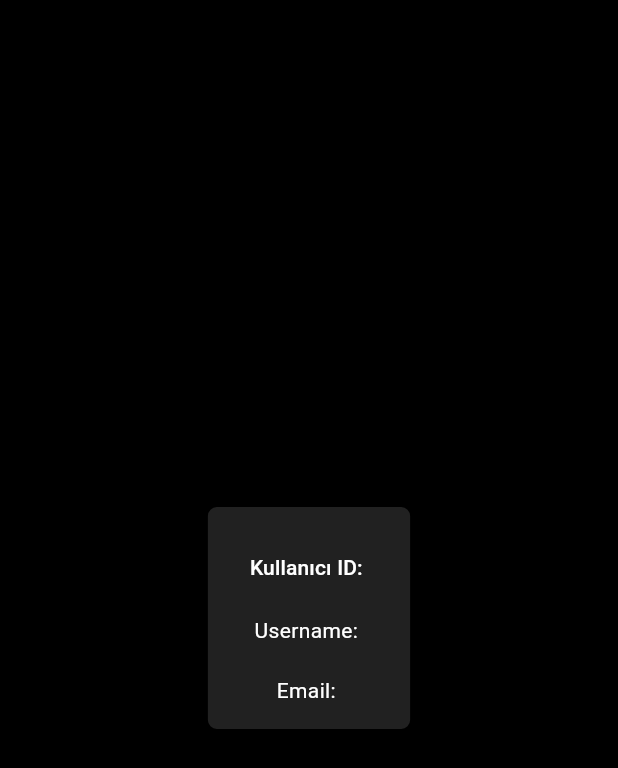
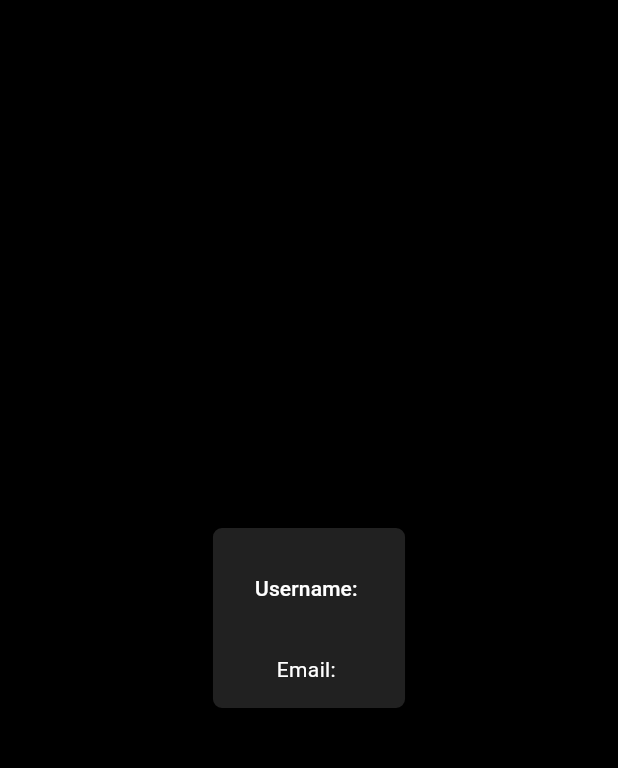
Before and after one commit to hasanke20/spor_takip_uygulamasi, a Flutter app: the ProfilScreen screen opened directly, on a phone screen of 412 x 824 dp. Shown: the top 768 px of the screen. Run offline on Flutter 3.47's test engine with Material 3 defaults, Android fonts, the phone set to English and light mode, and no system bars; our stand-ins replace cloud_firestore, firebase_auth, firebase_core, get, google_fonts, google_sign_in and 4 more; accounts and stored records are empty; network calls fail; Roboto replaces fonts that are missing (Agdasima).

```diff
--- a/lib/main.dart
+++ b/lib/main.dart
@@ -30,7 +30,7 @@
   Widget build(BuildContext context) {
     return GetMaterialApp(
       debugShowCheckedModeBanner: false,
-      title: 'Weight Tracker',
+      title: 'Ronin',
       theme: ThemeData(
         primarySwatch: Colors.blue,
         textTheme: GoogleFonts.agdasimaTextTheme(),
--- a/lib/presentation/screens/home/sub_screens/profil.dart
+++ b/lib/presentation/screens/home/sub_screens/profil.dart
@@ -96,17 +96,9 @@
                           });
                         },
                         child: Text(
-                            'Kullanıcı ID: $uid',
-                            style: TextStyle(
-                              color: Colors.white,
-                            ),
-                          )),
-                      SizedBox(
-                        height: 8,
-                      ),
-                      Text(
                           'Username: ${username ?? 'Bilinmiyor'}',
                           style: TextStyle(color: Colors.white),
+                        ),
                       ),
                       SizedBox(
                         height: 20,
--- a/pubspec.yaml
+++ b/pubspec.yaml
@@ -51,6 +51,7 @@
   http: ^1.2.2
   shared_preferences: ^2.3.3
   sign_in_with_apple: ^6.1.3
+  rename_app: ^1.6.1
 
 dev_dependencies:
   flutter_test:
```
Also changed, not shown: 6 other files. Lines whose indentation alone changed are shown as unchanged.
